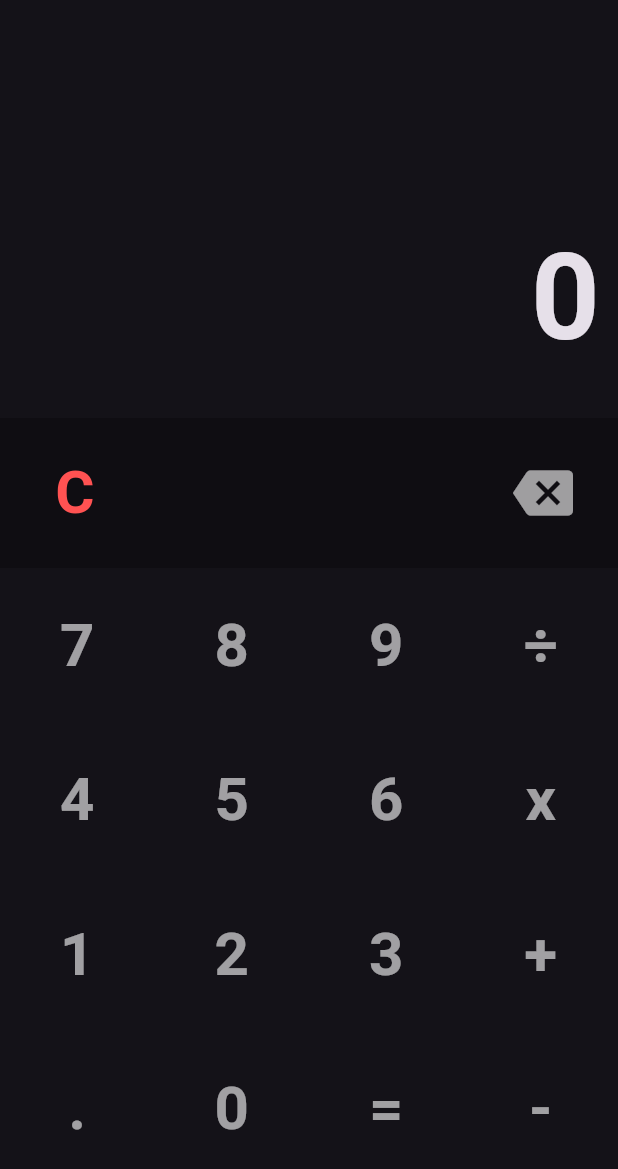
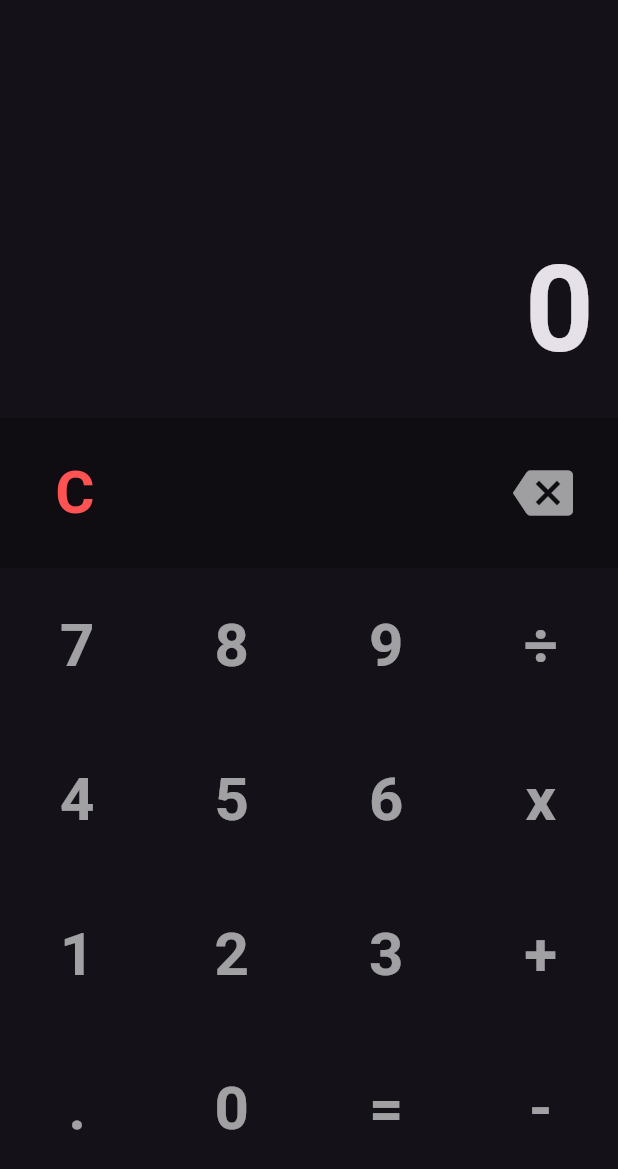
Before and after one commit to Sarthak-Malla/fcalc, a Flutter app: the screen it shows after launch, on a phone screen of 412 x 824 dp. Shown: the top 1169 px of the screen. Run offline on Flutter 3.47's test engine with Material 3 defaults, Android fonts, the light colour scheme and no system bars; our stand-ins replace math_expressions.

Commit message:
Made resizable text

```diff
--- a/lib/calculator.dart
+++ b/lib/calculator.dart
@@ -36,6 +36,8 @@ class _CalculatorState extends State<Calculator> {
     return Row(
       children: <Widget>[
         Expanded(
+          child: Container(
+            margin: const EdgeInsets.all(8.0),
             child: TextButton(
               onPressed: onPressed,
               child: Text(
@@ -44,6 +46,7 @@ class _CalculatorState extends State<Calculator> {
                   color: Colors.white60,
                   fontSize: 40.0,
                   fontWeight: FontWeight.bold,
+                ),
               ),
             ),
           ),
@@ -102,15 +105,21 @@ class _CalculatorState extends State<Calculator> {
       children: <Widget>[
         // Display
         Expanded(
+          child: Padding(
+            padding: const EdgeInsets.all(16.0),
             child: Container(
               alignment: Alignment.bottomRight,
-            padding:
-                const EdgeInsets.symmetric(horizontal: 12.0, vertical: 24.0),
+              child: FittedBox(
+                fit: BoxFit.scaleDown,
+                // padding:
+                //     const EdgeInsets.symmetric(horizontal: 12.0, vertical: 24.0),
                 child: Text(
                   _output,
                   style: const TextStyle(
                     fontSize: 80.0,
                     fontWeight: FontWeight.bold,
+                  ),
+                ),
               ),
             ),
           ),
```
Lines whose indentation alone changed are shown as unchanged.
